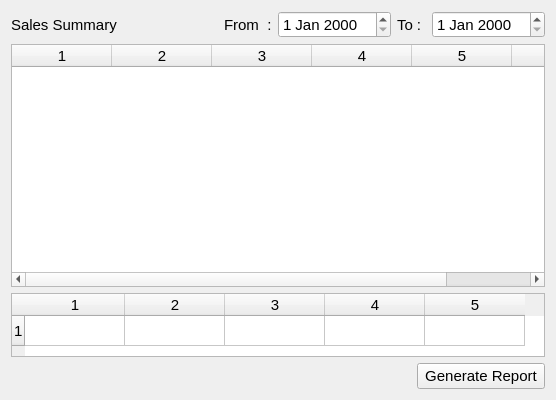
Above: estorecpp/salesummary.ui from Watti/estorecpp before the change. Below: the same form after it.
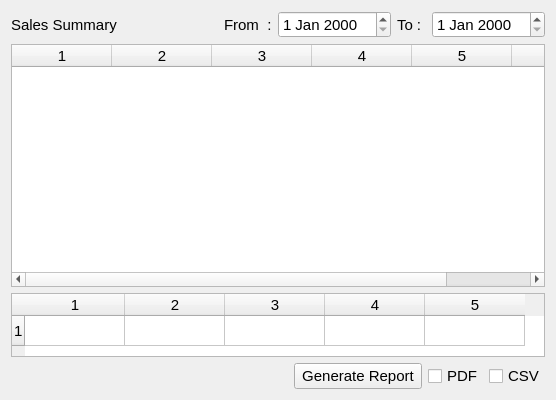
That is the form after the change.

Commit message: pdf/csv check boxes added to reports

```diff
--- a/estorecpp/salesummary.ui
+++ b/estorecpp/salesummary.ui
@@ -188,6 +188,30 @@
        </property>
       </widget>
      </item>
+     <item>
+      <widget class="QCheckBox" name="pdf">
+       <property name="font">
+        <font>
+         <pointsize>11</pointsize>
+        </font>
+       </property>
+       <property name="text">
+        <string>PDF</string>
+       </property>
+      </widget>
+     </item>
+     <item>
+      <widget class="QCheckBox" name="csv">
+       <property name="font">
+        <font>
+         <pointsize>11</pointsize>
+        </font>
+       </property>
+       <property name="text">
+        <string>CSV</string>
+       </property>
+      </widget>
+     </item>
     </layout>
    </item>
    <item>
```
The commit also changes 12 other files.
